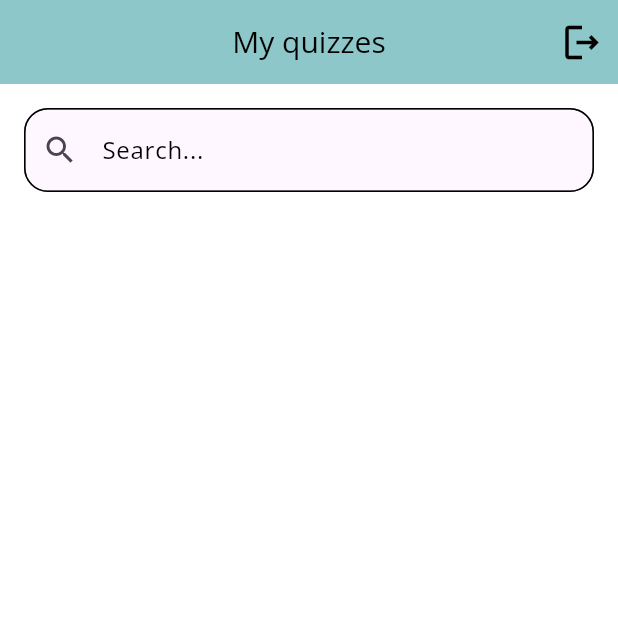
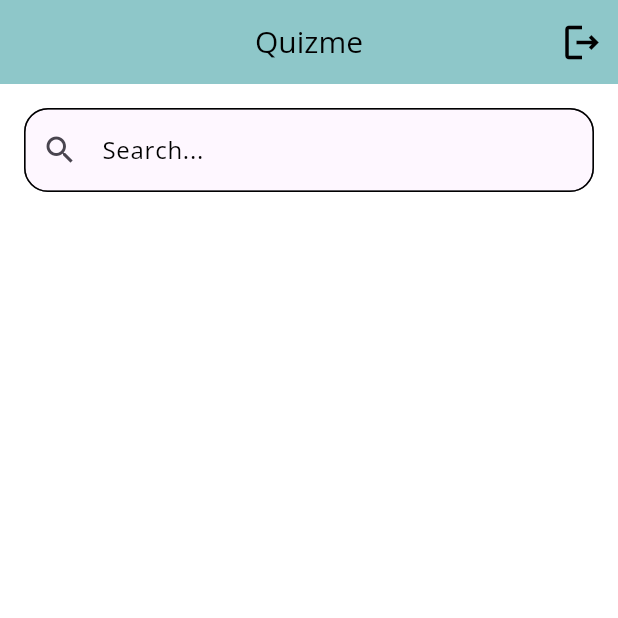
Before and after one commit to rapunschel/quizme, a Flutter app: the screen it shows once a user with an empty profile is signed in, on a phone screen of 412 x 824 dp, the top half of it. Run offline on Flutter 3.47's test engine with Material 2 defaults, Android fonts, the phone set to English and light mode, and no system bars; our stand-ins replace animate_do, awesome_dialog, cloud_firestore, community_material_icon, firebase_auth, firebase_core and 1 more; accounts and stored records are empty.

Commit message:
cleaner code

```diff
--- a/lib/apis/firestore_db.dart
+++ b/lib/apis/firestore_db.dart
@@ -51,8 +51,6 @@ class FirestoreDB {
         }).toList(),
       };
 
-/*       print("Här är quizdata:");
-      print(quizData); */
       // Add the quiz data to Firestore
       await _firestore.collection('quizzes').doc(quiz.id).set(quizData);
     } catch (error) {
--- a/lib/auth.dart
+++ b/lib/auth.dart
@@ -21,4 +21,3 @@ class Auth extends StatelessWidget {
     ));
   }
 }
-// google sign in
--- a/lib/screens/home_screen.dart
+++ b/lib/screens/home_screen.dart
@@ -24,7 +24,7 @@ class _HomeScreenState extends State<HomeScreen> {
     quizzes = quizHandler.quizzes;
     return Scaffold(
       appBar: const QuizmeAppBar(
-        title: "My quizzes",
+        title: "Quizme",
       ),
       floatingActionButton: createQuizFloatingButton(context, quizHandler),
       body: loadScreenContents(),
```
Also changed, not shown: lib/screens/forgot_password_page.dart (+9 -0 lines), lib/screens/login_screen.dart (+14 -3 lines), lib/screens/signup_screen.dart (+11 -4 lines).
